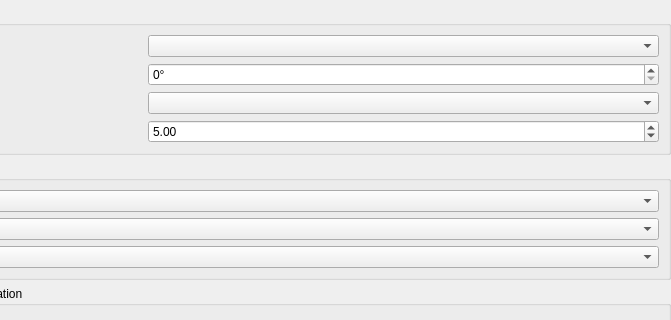
Above: src/ui/3d/map3dconfigwidget.ui from qgis/QGIS before the change; both pictures show x 210 to 881 and y 0 to 320 of the 881 by 665 pixel window. Below: the same form after it.
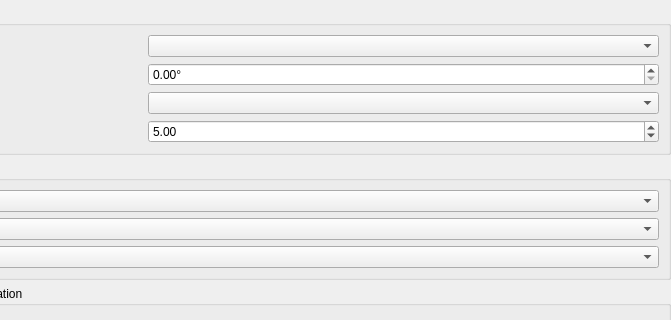
That is the form after the change. The open tabs and pages were chosen to show the change. Icons and pictures are not drawn. Custom widgets are drawn as their Qt base class.

The edit to the form file:
```diff
--- a/src/ui/3d/map3dconfigwidget.ui
+++ b/src/ui/3d/map3dconfigwidget.ui
@@ -937,16 +937,6 @@
                     </property>
                    </widget>
                   </item>
-                  <item row="2" column="1" colspan="2">
-                   <widget class="QgsSpinBox" name="spinCameraFieldOfView">
-                    <property name="suffix">
-                     <string>°</string>
-                    </property>
-                    <property name="maximum">
-                     <number>180</number>
-                    </property>
-                   </widget>
-                  </item>
                   <item row="2" column="0">
                    <widget class="QLabel" name="labelFieldofView">
                     <property name="text">
@@ -987,6 +977,16 @@
                     </property>
                    </widget>
                   </item>
+                  <item row="2" column="1" colspan="2">
+                   <widget class="QgsDoubleSpinBox" name="spinCameraFieldOfView">
+                    <property name="suffix">
+                     <string>°</string>
+                    </property>
+                    <property name="maximum">
+                     <double>180.000000000000000</double>
+                    </property>
+                   </widget>
+                  </item>
                  </layout>
                 </widget>
                </item>
```
